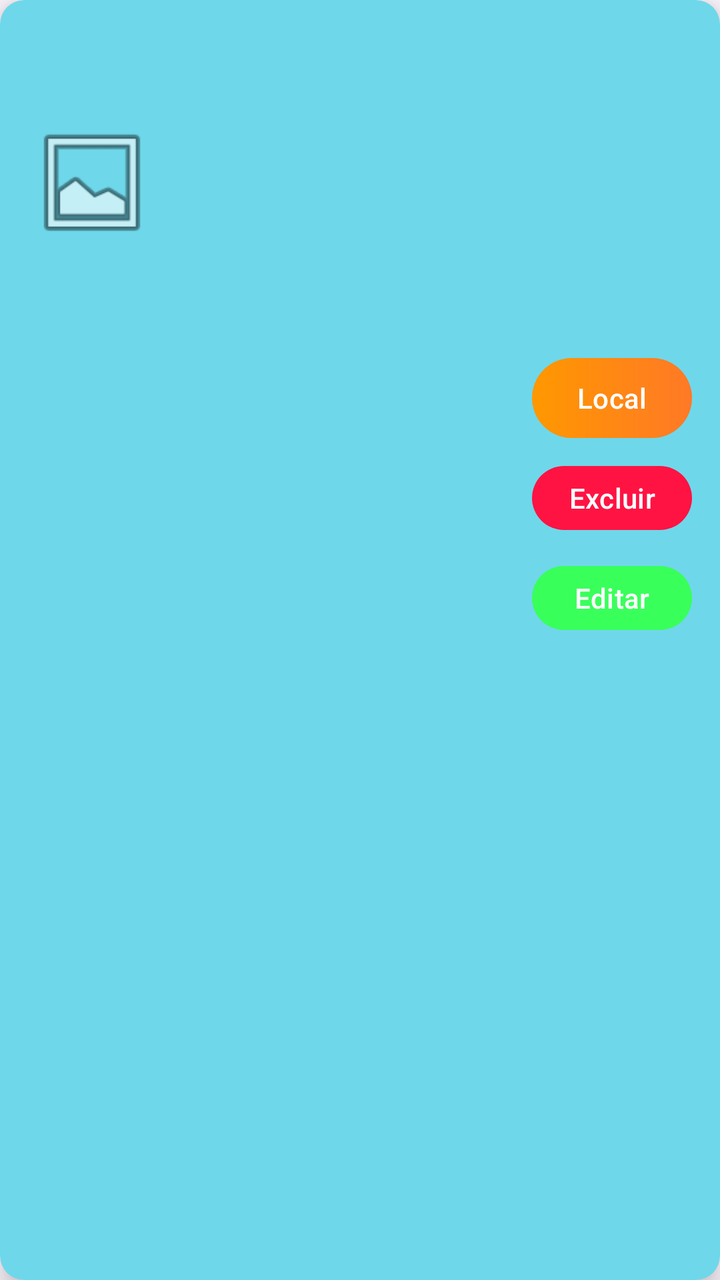
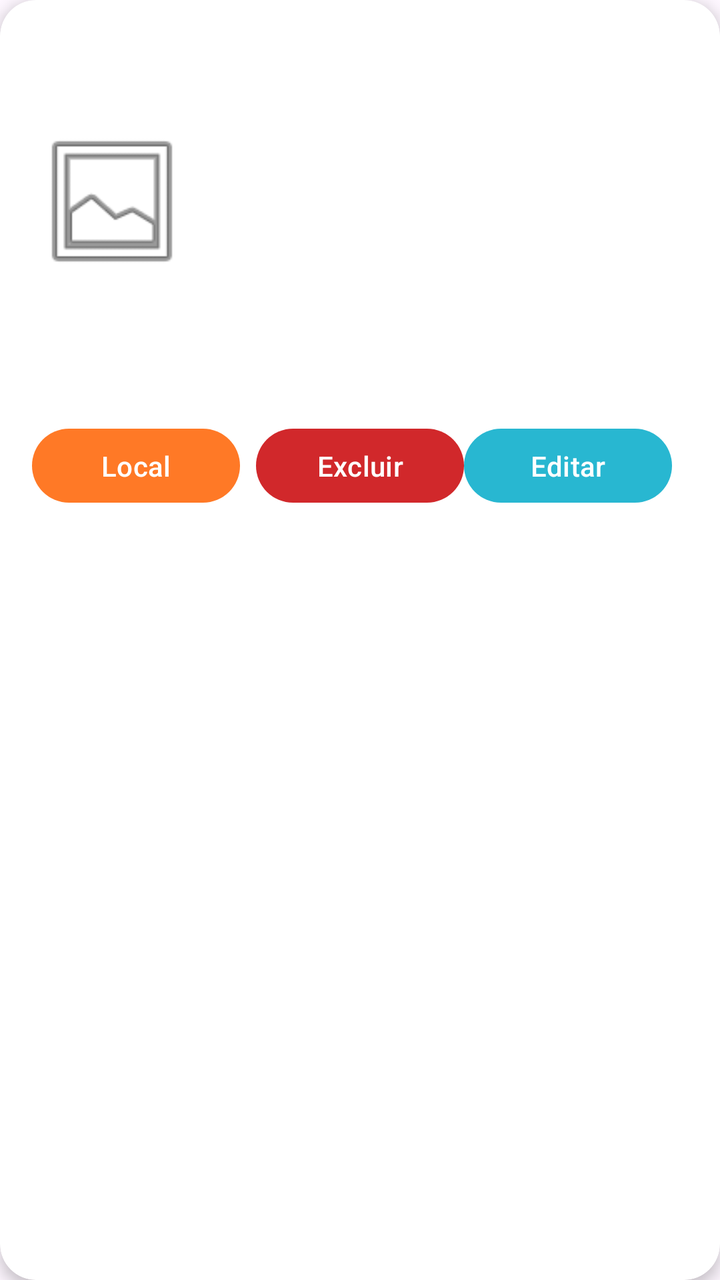

Compare the two renders of this Android layout. The source of the first and the diff that turns it into the second are given below.
<!-- AndroidManifest.xml: application theme Theme.CaesPerdidos -->
<!-- res/layout/item_cachorro.xml -->
<?xml version="1.0" encoding="utf-8"?>
<androidx.cardview.widget.CardView
    xmlns:android="http://schemas.android.com/apk/res/android"
    xmlns:app="http://schemas.android.com/apk/res-auto"
    android:layout_width="match_parent"
    android:layout_height="wrap_content"
    android:layout_marginHorizontal="24dp"
    android:layout_marginVertical="8dp"
    app:cardCornerRadius="12dp"
    app:cardBackgroundColor="#6FD7EA"
    app:cardElevation="8dp">

    <LinearLayout
        android:layout_width="match_parent"
        android:layout_height="wrap_content"
        android:orientation="vertical"
        android:padding="14dp">


        <LinearLayout
            android:layout_width="match_parent"
            android:layout_height="wrap_content"
            android:orientation="horizontal"
            android:gravity="center_vertical">


            <ImageView
                android:id="@+id/imgDog"
                android:layout_width="64dp"
                android:layout_height="64dp"
                android:src="@android:drawable/ic_menu_gallery"
                android:layout_marginEnd="12dp"
                android:scaleType="centerCrop" />


            <LinearLayout
                android:layout_width="0dp"
                android:layout_height="wrap_content"
                android:layout_weight="1"
                android:orientation="vertical">

                <TextView
                    android:id="@+id/txtNome"
                    android:layout_width="wrap_content"
                    android:layout_height="wrap_content"
                    android:textSize="20sp"
                    android:textStyle="bold"
                    android:textColor="@color/white" />

                <TextView
                    android:id="@+id/txtRaca"
                    android:layout_width="wrap_content"
                    android:layout_height="wrap_content"
                    android:textColor="@color/white"
                    android:layout_marginTop="4dp" />

                <TextView
                    android:id="@+id/txtCor"
                    android:layout_width="wrap_content"
                    android:layout_height="wrap_content"
                    android:textColor="@color/white"
                    android:layout_marginTop="2dp" />

                <TextView
                    android:id="@+id/txtDescricao"
                    android:layout_width="wrap_content"
                    android:layout_height="wrap_content"
                    android:textColor="@color/white"
                    android:layout_marginTop="2dp" />

                <TextView
                    android:id="@+id/txtLocalizacao"
                    android:layout_width="wrap_content"
                    android:layout_height="wrap_content"
                    android:textColor="@color/white"
                    android:layout_marginTop="2dp" />

                <TextView
                    android:id="@+id/txtTelefone"
                    android:layout_width="wrap_content"
                    android:layout_height="wrap_content"
                    android:textColor="@color/white"
                    android:layout_marginTop="2dp" />

                <TextView
                    android:id="@+id/txtTutor"
                    android:layout_width="wrap_content"
                    android:layout_height="wrap_content"
                    android:textColor="@color/white"
                    android:layout_marginTop="2dp" />

            </LinearLayout>

        </LinearLayout>


        <com.google.android.material.button.MaterialButton
            android:id="@+id/btnMapa"
            android:layout_width="80dp"
            android:layout_height="40dp"
            android:layout_gravity="end"
            android:layout_marginTop="10dp"
            android:text="Local"
            android:textSize="14sp"
            android:textColor="@android:color/white"
            android:padding="0dp"
            app:cornerRadius="20dp"
            android:background="@drawable/gradient"
            app:backgroundTint="@null"/>


        <com.google.android.material.button.MaterialButton
            android:id="@+id/btnExcluir"
            android:layout_width="80dp"
            android:layout_height="40dp"
            android:layout_gravity="end"
            android:layout_marginTop="10dp"
            android:text="Excluir"
            android:textSize="14sp"
            android:textColor="@android:color/white"
            android:padding="0dp"
            app:backgroundTint="#ff1343"/>

        <com.google.android.material.button.MaterialButton
            android:id="@+id/btnEditar"
            android:layout_width="80dp"
            android:layout_height="40dp"
            android:layout_gravity="end"
            android:layout_marginTop="10dp"
            android:text="Editar"
            android:textSize="14sp"
            android:textColor="@android:color/white"
            android:padding="0dp"
            app:backgroundTint="#39ff5b"/>

    </LinearLayout>

</androidx.cardview.widget.CardView>
<!-- resources referenced by this layout -->
<resources>
  <color name="white">#FFFFFFFF</color>
  <!-- drawable gradient (drawable) -->
  <?xml version="1.0" encoding="utf-8"?>
  <shape xmlns:android="http://schemas.android.com/apk/res/android">
      <gradient
          android:startColor="#FF9800"
          android:endColor="#FF7926"
          android:angle="0"/>
  
      <corners android:radius="20dp"/>
  </shape>
  <style name="Theme.CaesPerdidos" parent="Base.Theme.CaesPerdidos" />
  <style name="Base.Theme.CaesPerdidos" parent="Theme.Material3.DayNight.NoActionBar">
          
          
      </style>
</resources>

<!-- the commit's change to res/layout/item_cachorro.xml (unified diff, before → after) -->
@@ -6,15 +6,15 @@
     android:layout_height="wrap_content"
     android:layout_marginHorizontal="24dp"
     android:layout_marginVertical="8dp"
-    app:cardCornerRadius="12dp"
-    app:cardBackgroundColor="#6FD7EA"
-    app:cardElevation="8dp">
+    app:cardCornerRadius="18dp"
+    app:cardBackgroundColor="#FFFFFF"
+    app:cardElevation="4dp">
 
     <LinearLayout
         android:layout_width="match_parent"
         android:layout_height="wrap_content"
         android:orientation="vertical"
-        android:padding="14dp">
+        android:padding="16dp">
 
 
         <LinearLayout
@@ -23,15 +23,13 @@
             android:orientation="horizontal"
             android:gravity="center_vertical">
 
-
             <ImageView
                 android:id="@+id/imgDog"
-                android:layout_width="64dp"
-                android:layout_height="64dp"
-                android:src="@android:drawable/ic_menu_gallery"
-                android:layout_marginEnd="12dp"
-                android:scaleType="centerCrop" />
-
+                android:layout_width="80dp"
+                android:layout_height="80dp"
+                android:layout_marginEnd="16dp"
+                android:scaleType="centerCrop"
+                android:src="@android:drawable/ic_menu_gallery"/>
 
             <LinearLayout
                 android:layout_width="0dp"
@@ -43,95 +41,103 @@
                     android:id="@+id/txtNome"
                     android:layout_width="wrap_content"
                     android:layout_height="wrap_content"
-                    android:textSize="20sp"
+                    android:textSize="22sp"
                     android:textStyle="bold"
-                    android:textColor="@color/white" />
+                    android:textColor="#6C6C6C"/>
 
                 <TextView
                     android:id="@+id/txtRaca"
                     android:layout_width="wrap_content"
                     android:layout_height="wrap_content"
-                    android:textColor="@color/white"
-                    android:layout_marginTop="4dp" />
+                    android:layout_marginTop="6dp"
+                    android:textColor="#6C6C6C"/>
 
                 <TextView
                     android:id="@+id/txtCor"
                     android:layout_width="wrap_content"
                     android:layout_height="wrap_content"
-                    android:textColor="@color/white"
-                    android:layout_marginTop="2dp" />
+                    android:layout_marginTop="4dp"
+                    android:textColor="#6C6C6C"/>
 
                 <TextView
                     android:id="@+id/txtDescricao"
                     android:layout_width="wrap_content"
                     android:layout_height="wrap_content"
-                    android:textColor="@color/white"
-                    android:layout_marginTop="2dp" />
+                    android:layout_marginTop="4dp"
+                    android:textColor="#6C6C6C"/>
 
                 <TextView
                     android:id="@+id/txtLocalizacao"
                     android:layout_width="wrap_content"
                     android:layout_height="wrap_content"
-                    android:textColor="@color/white"
-                    android:layout_marginTop="2dp" />
+                    android:layout_marginTop="4dp"
+                    android:textColor="#6C6C6C"/>
 
                 <TextView
                     android:id="@+id/txtTelefone"
                     android:layout_width="wrap_content"
                     android:layout_height="wrap_content"
-                    android:textColor="@color/white"
-                    android:layout_marginTop="2dp" />
+                    android:layout_marginTop="4dp"
+                    android:textColor="#6C6C6C"/>
 
                 <TextView
                     android:id="@+id/txtTutor"
                     android:layout_width="wrap_content"
                     android:layout_height="wrap_content"
-                    android:textColor="@color/white"
-                    android:layout_marginTop="2dp" />
+                    android:layout_marginTop="4dp"
+                    android:textColor="#6C6C6C"/>
 
             </LinearLayout>
 
         </LinearLayout>
 
 
-        <com.google.android.material.button.MaterialButton
-            android:id="@+id/btnMapa"
-            android:layout_width="80dp"
-            android:layout_height="40dp"
-            android:layout_gravity="end"
-            android:layout_marginTop="10dp"
-            android:text="Local"
-            android:textSize="14sp"
-            android:textColor="@android:color/white"
-            android:padding="0dp"
-            app:cornerRadius="20dp"
-            android:background="@drawable/gradient"
-            app:backgroundTint="@null"/>
+        <View
+            android:layout_width="match_parent"
+            android:layout_height="1dp"
+            android:layout_marginVertical="12dp"
+            android:background="#40FFFFFF"/>
 
 
-        <com.google.android.material.button.MaterialButton
-            android:id="@+id/btnExcluir"
-            android:layout_width="80dp"
-            android:layout_height="40dp"
-            android:layout_gravity="end"
-            android:layout_marginTop="10dp"
-            android:text="Excluir"
-            android:textSize="14sp"
-            android:textColor="@android:color/white"
-            android:padding="0dp"
-            app:backgroundTint="#ff1343"/>
+        <LinearLayout
+            android:layout_width="match_parent"
+            android:layout_height="wrap_content"
+            android:orientation="horizontal">
 
-        <com.google.android.material.button.MaterialButton
-            android:id="@+id/btnEditar"
-            android:layout_width="80dp"
-            android:layout_height="40dp"
-            android:layout_gravity="end"
-            android:layout_marginTop="10dp"
-            android:text="Editar"
-            android:textSize="14sp"
-            android:textColor="@android:color/white"
-            android:padding="0dp"
-            app:backgroundTint="#39ff5b"/>
+            <com.google.android.material.button.MaterialButton
+                android:id="@+id/btnMapa"
+                android:layout_width="0dp"
+                android:layout_height="45dp"
+                android:layout_weight="1"
+                android:layout_marginEnd="8dp"
+                android:text="Local"
+                app:cornerRadius="20dp"
+                android:textColor="#ffff"
+                app:backgroundTint="#FF7926"/>
+
+
+            <com.google.android.material.button.MaterialButton
+                android:id="@+id/btnExcluir"
+                android:layout_width="0dp"
+                android:layout_height="45dp"
+                android:layout_weight="1"
+                android:text="Excluir"
+                android:textColor="#ffff"
+                app:backgroundTint="#D1282B"
+                app:cornerRadius="20dp" />
+
+            <com.google.android.material.button.MaterialButton
+                android:id="@+id/btnEditar"
+                android:layout_width="0dp"
+                android:layout_height="45dp"
+                android:layout_marginEnd="8dp"
+                android:layout_weight="1"
+                android:text="Editar"
+                android:textColor="#ffff"
+                app:backgroundTint="#28B7D1"
+                app:cornerRadius="20dp" />
+
+        </LinearLayout>
 
     </LinearLayout>
 
<!-- resource entries referenced after the edit -->
@@ -1,16 +1,5 @@
 <!-- resources referenced by this layout -->
 <resources>
-  <color name="white">#FFFFFFFF</color>
-  <!-- drawable gradient (drawable) -->
-  <?xml version="1.0" encoding="utf-8"?>
-  <shape xmlns:android="http://schemas.android.com/apk/res/android">
-      <gradient
-          android:startColor="#FF9800"
-          android:endColor="#FF7926"
-          android:angle="0"/>
-  
-      <corners android:radius="20dp"/>
-  </shape>
   <style name="Theme.CaesPerdidos" parent="Base.Theme.CaesPerdidos" />
   <style name="Base.Theme.CaesPerdidos" parent="Theme.Material3.DayNight.NoActionBar">
           
